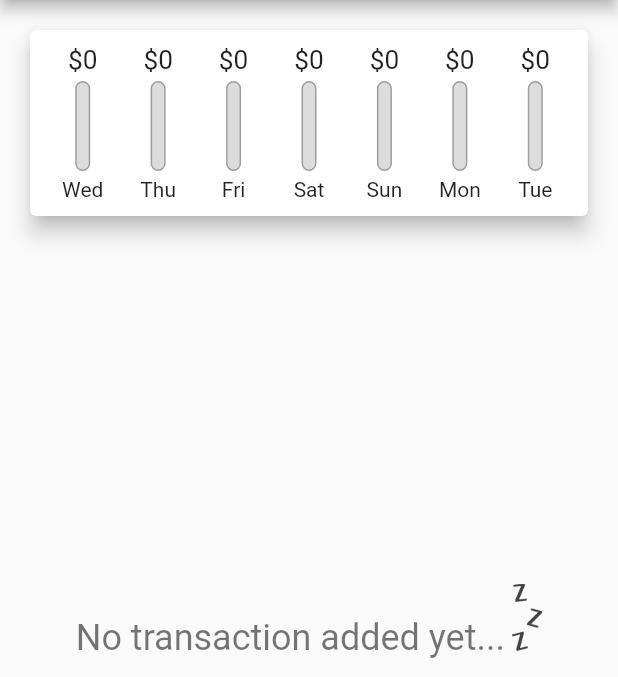
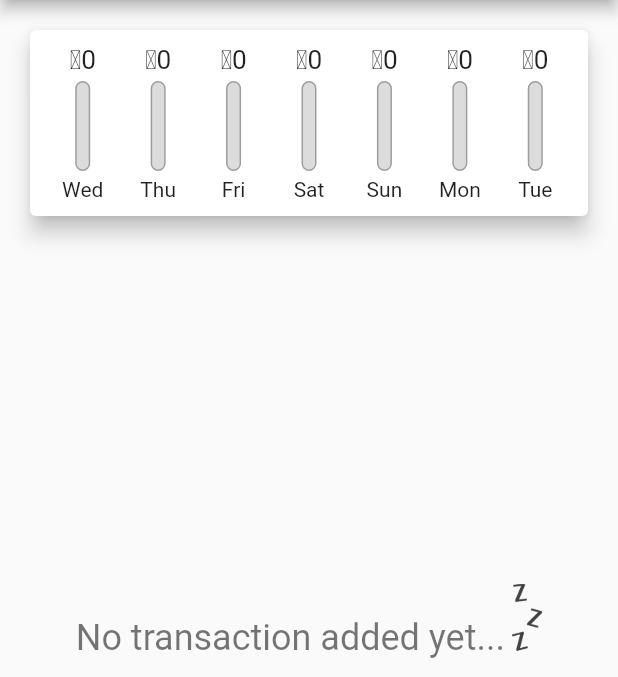
Before and after one commit to YehorBubyrDev/personal_expenses_app, a Flutter app: the screen it shows after launch, on a phone screen of 412 x 824 dp, the part 84-761 px from its top. Run offline on Flutter 3.47's test engine with Material 2 defaults, Android fonts, the phone set to English and light mode, and no system bars; Roboto replaces fonts that are missing (Quicks).

Commit message:
update chart bar money title

```diff
--- a/lib/widgets/Chart/chart_bar.dart
+++ b/lib/widgets/Chart/chart_bar.dart
@@ -19,7 +19,7 @@ class ChartBar extends StatelessWidget {
         Container(
           height: 20,
           child: FittedBox(
-            child: Text('\$${spendingAmount.toStringAsFixed(0)}'),
+            child: Text('\₴${spendingAmount.toStringAsFixed(0)}'),
           ),
         ),
         const SizedBox(height: 4),
```
